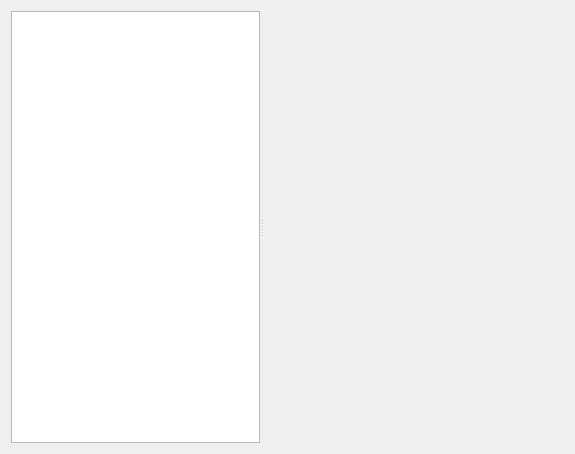
This is maintabswidget.ui in greg-hellings/heriot as Qt 5 draws it before an edit. The edited form follows.
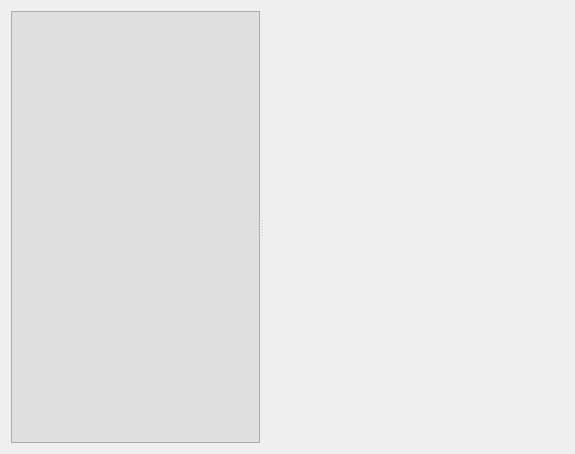
This is the edited form.

Commit message: Improve styles of tabs, somewhat

```diff
--- a/maintabswidget.ui
+++ b/maintabswidget.ui
@@ -23,10 +23,14 @@
       <number>4</number>
      </property>
      <widget class="QTreeWidget" name="tabs">
+      <property name="autoFillBackground">
+       <bool>false</bool>
+      </property>
       <property name="styleSheet">
-       <string notr="true">QTreeeView {
-	show-decoration-selected: 0;
-	background-color: #a3a3a3;
+       <string notr="true">QTreeView {
+	background-color: #dfdfdf;
+	alternate-background-color: #dfdfdf;
+	show-decoration-selected: 1;
 }
 
 QTreeView::item {
@@ -42,7 +46,7 @@
 
 QTreeView::item:selected {
 	background-color: #b3b3b3;
-	border-color: #333333;
+	border-color: #303030;
 	border-color-right: transparent;
 }</string>
       </property>
@@ -52,6 +56,9 @@
       <property name="indentation">
        <number>15</number>
       </property>
+      <property name="sortingEnabled">
+       <bool>false</bool>
+      </property>
       <property name="allColumnsShowFocus">
        <bool>true</bool>
       </property>
```
Left out of the diff: 9 changed lines with no effect on the pictures. The commit also changes 2 other files.
